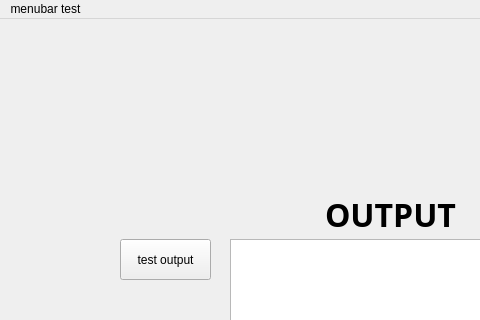
Above: mainwindow.ui from angelCisneros40/Baseball_Project before the change; both pictures show x 0 to 480 and y 0 to 320 of the 1205 by 657 pixel window. Below: the same form after it.
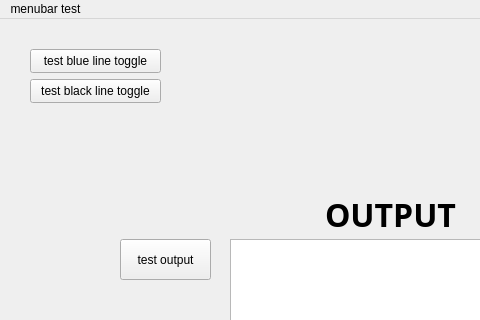
That is the form after the change. Icons and pictures are not drawn.

Commit message: added toggle buttons for edges on ui

Diff of the .ui file:
```diff
--- a/mainwindow.ui
+++ b/mainwindow.ui
@@ -1705,6 +1705,32 @@
      <string/>
     </property>
    </widget>
+   <widget class="QPushButton" name="testBlueLineToggle">
+    <property name="geometry">
+     <rect>
+      <x>30</x>
+      <y>30</y>
+      <width>131</width>
+      <height>24</height>
+     </rect>
+    </property>
+    <property name="text">
+     <string>test blue line toggle</string>
+    </property>
+   </widget>
+   <widget class="QPushButton" name="testBlackLineToggle">
+    <property name="geometry">
+     <rect>
+      <x>30</x>
+      <y>60</y>
+      <width>131</width>
+      <height>24</height>
+     </rect>
+    </property>
+    <property name="text">
+     <string>test black line toggle</string>
+    </property>
+   </widget>
   </widget>
   <widget class="QMenuBar" name="menubar">
    <property name="geometry">
```
Left out of the diff: 6 changed lines with no effect on the pictures. The commit also changes 3 other files.
